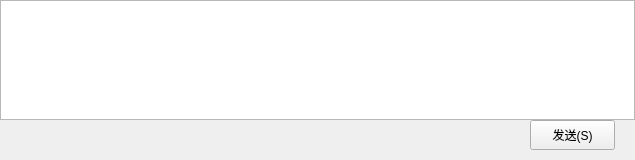
Above: WeChatWin2.0/WeChatWin2.0/Client.ui from spr1teZzz/Qt_Projects before the change. Below: the same form after it.
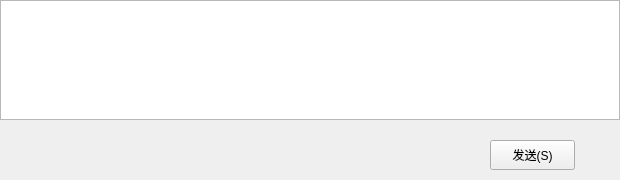
That is the form after the change.

What changed in the file:
```diff
--- a/WeChatWin2.0/WeChatWin2.0/Client.ui
+++ b/WeChatWin2.0/WeChatWin2.0/Client.ui
@@ -6,8 +6,8 @@
    <rect>
     <x>0</x>
     <y>0</y>
-    <width>635</width>
-    <height>160</height>
+    <width>620</width>
+    <height>180</height>
    </rect>
   </property>
   <property name="windowTitle">
@@ -16,8 +16,8 @@
   <widget class="QPushButton" name="pushButtonSend">
    <property name="geometry">
     <rect>
-     <x>530</x>
-     <y>120</y>
+     <x>490</x>
+     <y>140</y>
      <width>85</width>
      <height>30</height>
     </rect>
@@ -31,7 +31,7 @@
     <rect>
      <x>0</x>
      <y>0</y>
-     <width>635</width>
+     <width>620</width>
      <height>120</height>
     </rect>
    </property>
```
